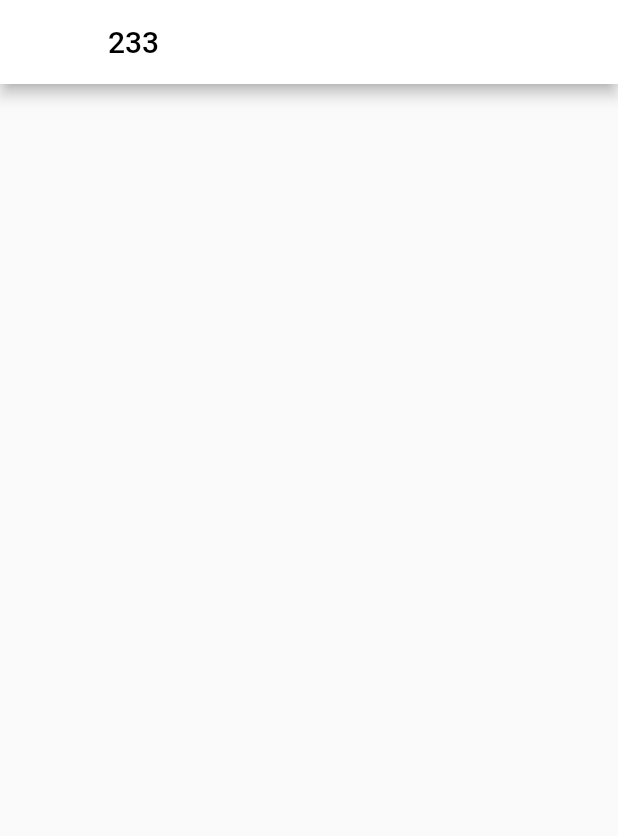
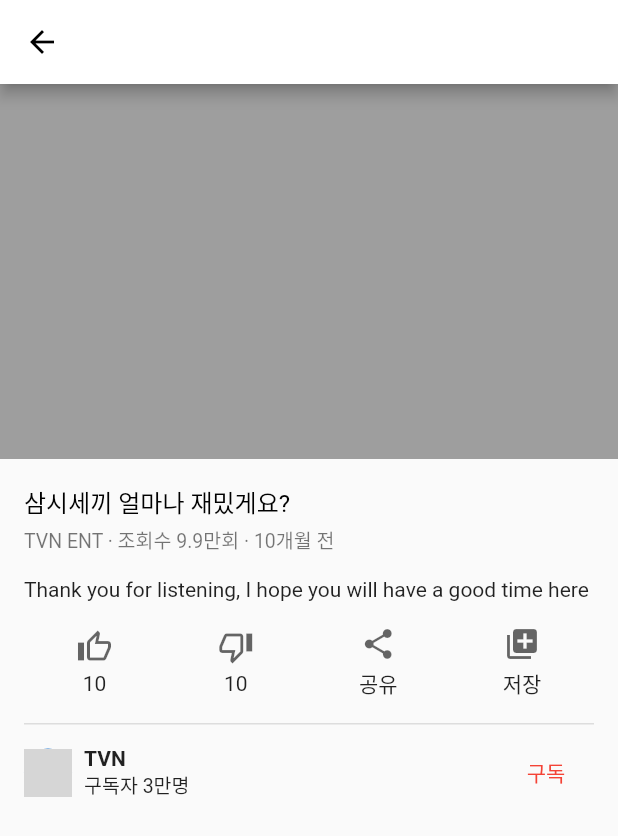
Before and after one commit to os5633/youtube-getx-clone, a Flutter app: the screen it shows after launch, after a tap on "삼시세끼삼시세끼삼시세끼삼시세끼삼시세끼삼시세끼삼시세끼 다시보기삼시세끼삼시세", on a phone screen of 412 x 824 dp. Shown: the top 836 px of the screen. Run offline on Flutter 3.47's test engine with Material 2 defaults, Android fonts, the phone set to English and light mode, and no system bars; our stand-ins replace get; missing offline and left inert: shared_preferences_web; network calls fail; grey boxes are pictures that could not be loaded.

Commit message:
video 재생화면 구현

```diff
--- a/lib/src/pages/home.dart
+++ b/lib/src/pages/home.dart
@@ -1,6 +1,6 @@
 import 'package:flutter/material.dart';
 import 'package:flutter_application_1/src/widget/custom_appbar.dart';
-import 'package:flutter_application_1/src/widget/video.dart';
+import 'package:flutter_application_1/src/widget/list_video.dart';
 import 'package:get/get.dart';
 
 class Home extends StatelessWidget {
--- a/lib/src/pages/video_view.dart
+++ b/lib/src/pages/video_view.dart
@@ -8,10 +8,159 @@ class VideoView extends StatelessWidget {
   Widget build(BuildContext context) {
     return Scaffold(
         appBar: AppBar(
-      title: Text(
-        Get.parameters['videoId'].toString(),
-        style: TextStyle(color: Colors.black),
-      ),
-    ));
+          leading: IconButton(
+            onPressed: () {
+              Get.back();
+            },
+            icon: const Icon(
+              Icons.arrow_back,
+              color: Colors.black,
+            ),
+          ),
+        ),
+        body: Column(
+          children: [
+            Container(
+              height: 250,
+              color: Colors.grey,
+            ),
+            _discription(),
+          ],
+        ));
+  }
+
+  Expanded _discription() => Expanded(
+        child: SingleChildScrollView(
+          padding: const EdgeInsets.all(16),
+          child: Column(
+            crossAxisAlignment: CrossAxisAlignment.start,
+            children: [
+              _title(),
+              const SizedBox(
+                height: 16,
+              ),
+              _subtitle(),
+              const SizedBox(
+                height: 16,
+              ),
+              _buttonList(),
+              _line(),
+              const SizedBox(
+                height: 8,
+              ),
+              _owner()
+            ],
+          ),
+        ),
+      );
+
+  Row _owner() {
+    return Row(
+      mainAxisAlignment: MainAxisAlignment.spaceBetween,
+      children: [
+        Row(
+          children: [
+            const CircleAvatar(
+              radius: 16,
+              backgroundImage: NetworkImage(
+                "https://yt3.ggpht.com/tKtfZSpmxJ69Feq07qhRsY8-_LV6fQXtSoeLlxnCbNIGtICFXUhceHQqqu2PS3xpnPF8tIVbzg=s68-c-k-c0x00ffffff-no-rj",
+              ),
+            ),
+            const SizedBox(
+              width: 8,
+            ),
+            Column(
+              crossAxisAlignment: CrossAxisAlignment.start,
+              children: const [
+                Text(
+                  "TVN",
+                  style: TextStyle(fontWeight: FontWeight.bold),
+                ),
+                Text(
+                  "구독자 3만명",
+                  style: TextStyle(fontSize: 13),
+                )
+              ],
+            )
+          ],
+        ),
+        TextButton(
+            onPressed: () {},
+            child: const Text(
+              "구독",
+              style: TextStyle(
+                color: Colors.red,
+              ),
+            ))
+      ],
+    );
+  }
+
+  Row _buttonList() {
+    return Row(
+      mainAxisAlignment: MainAxisAlignment.spaceAround,
+      children: [
+        _button(icon: Icons.thumb_up_alt_outlined, count: "10"),
+        _button(icon: Icons.thumb_down_alt_outlined, count: "10"),
+        _button(icon: Icons.share, count: "공유"),
+        _button(icon: Icons.queue, count: "저장"),
+      ],
+    );
+  }
+
+  InkWell _button({Function()? onTap, IconData? icon, String? count}) {
+    return InkWell(
+        onTap: onTap,
+        child: Padding(
+          padding: const EdgeInsets.symmetric(horizontal: 10),
+          child: Column(
+            children: [
+              Icon(icon, color: Colors.black.withOpacity(0.6)),
+              const SizedBox(
+                height: 4,
+              ),
+              Text(count!)
+            ],
+          ),
+        ));
+  }
+
+  Text _subtitle() {
+    return const Text(
+      "Thank you for listening, I hope you will have a good time here",
+    );
+  }
+
+  Container _line() {
+    return Container(
+      margin: const EdgeInsets.only(top: 16),
+      height: 1,
+      color: const Color(0xffdddddd),
+    );
+  }
+
+  Column _title() {
+    return Column(
+      crossAxisAlignment: CrossAxisAlignment.start,
+      children: const [
+        Text(
+          "삼시세끼 얼마나 재밌게요?",
+          style: TextStyle(
+            color: Colors.black,
+            fontSize: 16,
+          ),
+        ),
+        SizedBox(
+          height: 4,
+        ),
+        Text(
+          "TVN ENT · 조회수 9.9만회 · 10개월 전",
+          style: TextStyle(
+            color: Colors.black54,
+            fontSize: 13,
+          ),
+        ),
+      ],
+    );
   }
 }
--- a/lib/src/widget/video.dart
+++ b/lib/src/widget/list_video.dart
@@ -6,7 +6,10 @@ class Video extends StatelessWidget {
   @override
   Widget build(BuildContext context) {
     return Column(
-      children: [_thumbnail(), _simpDetailInfo()],
+      children: [
+        _thumbnail(),
+        _simpDetailInfo(),
+      ],
     );
   }
 
@@ -35,11 +38,12 @@ class Video extends StatelessWidget {
                     mainAxisAlignment: MainAxisAlignment.spaceBetween,
                     children: [
                       const Flexible(
-                          child: Text(
-                        "삼시세끼삼시세끼삼시세끼삼시세끼삼시세끼삼시세끼삼시세끼 다시보기삼시세끼삼시세끼삼시세끼삼시세끼삼시세끼삼시세끼삼시세끼 다시보기삼시세끼삼시세끼삼시세끼삼시세끼삼시세끼삼시세끼삼시세끼 다시보기삼시세끼삼시세끼삼시세끼삼시세끼삼시세끼삼시세끼삼시세끼 다시보기",
-                        maxLines: 2,
-                        overflow: TextOverflow.ellipsis,
-                      )),
+                        child: Text(
+                          "삼시세끼삼시세끼삼시세끼삼시세끼삼시세끼삼시세끼삼시세끼 다시보기삼시세끼삼시세끼삼시세끼삼시세끼삼시세끼삼시세끼삼시세끼 다시보기삼시세끼삼시세끼삼시세끼삼시세끼삼시세끼삼시세끼삼시세끼 다시보기삼시세끼삼시세끼삼시세끼삼시세끼삼시세끼삼시세끼삼시세끼 다시보기",
+                          maxLines: 2,
+                          overflow: TextOverflow.ellipsis,
+                        ),
+                      ),
                       IconButton(
                         onPressed: () {},
                         icon: const Icon(
@@ -50,7 +54,10 @@ class Video extends StatelessWidget {
                   ),
                   const Text(
                     "TVN ENT · 조회수 9.9만회 · 10개월 전",
-                    style: TextStyle(color: Colors.black54, fontSize: 13),
+                    style: TextStyle(
+                      color: Colors.black54,
+                      fontSize: 13,
+                    ),
                   ),
                 ],
               ),
```
Also changed, not shown: 1 other file.
